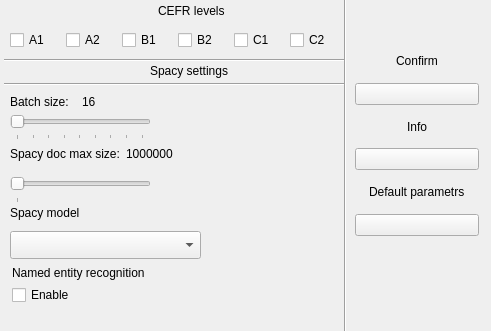
Qt form ui/qt_forms/cefr_efllex_tab_form.ui (alexeikeler/Diplom) before a commit.
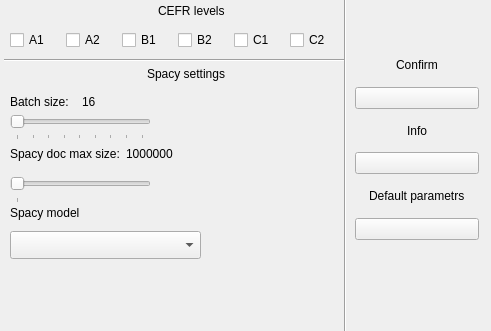
The same form after that commit. Icons and pictures are not drawn.

What changed in the file:
```diff
--- a/ui/qt_forms/cefr_efllex_tab_form.ui
+++ b/ui/qt_forms/cefr_efllex_tab_form.ui
@@ -147,19 +147,6 @@
     </item>
    </layout>
   </widget>
-  <widget class="QCheckBox" name="ner_check_box">
-   <property name="geometry">
-    <rect>
-     <x>12</x>
-     <y>282</y>
-     <width>93</width>
-     <height>26</height>
-    </rect>
-   </property>
-   <property name="text">
-    <string>Enable</string>
-   </property>
-  </widget>
   <widget class="QSlider" name="nlp_max_size_slider">
    <property name="geometry">
     <rect>
@@ -191,19 +178,6 @@
     <number>200000</number>
    </property>
   </widget>
-  <widget class="QLabel" name="ner_label">
-   <property name="geometry">
-    <rect>
-     <x>12</x>
-     <y>262</y>
-     <width>181</width>
-     <height>22</height>
-    </rect>
-   </property>
-   <property name="text">
-    <string>Named entity recognition</string>
-   </property>
-  </widget>
   <widget class="QWidget" name="horizontalLayoutWidget_3">
    <property name="geometry">
     <rect>
@@ -247,7 +221,7 @@
    <property name="geometry">
     <rect>
      <x>355</x>
-     <y>45</y>
+     <y>49</y>
      <width>124</width>
      <height>191</height>
     </rect>
@@ -325,8 +299,8 @@
   <widget class="QLabel" name="label_5">
    <property name="geometry">
     <rect>
-     <x>150</x>
-     <y>60</y>
+     <x>147</x>
+     <y>63</y>
      <width>101</width>
      <height>22</height>
     </rect>
@@ -348,19 +322,6 @@
     <enum>Qt::Horizontal</enum>
    </property>
   </widget>
-  <widget class="Line" name="line_2">
-   <property name="geometry">
-    <rect>
-     <x>4</x>
-     <y>74</y>
-     <width>341</width>
-     <height>20</height>
-    </rect>
-   </property>
-   <property name="orientation">
-    <enum>Qt::Horizontal</enum>
-   </property>
-  </widget>
  </widget>
  <resources/>
  <connections/>
```
